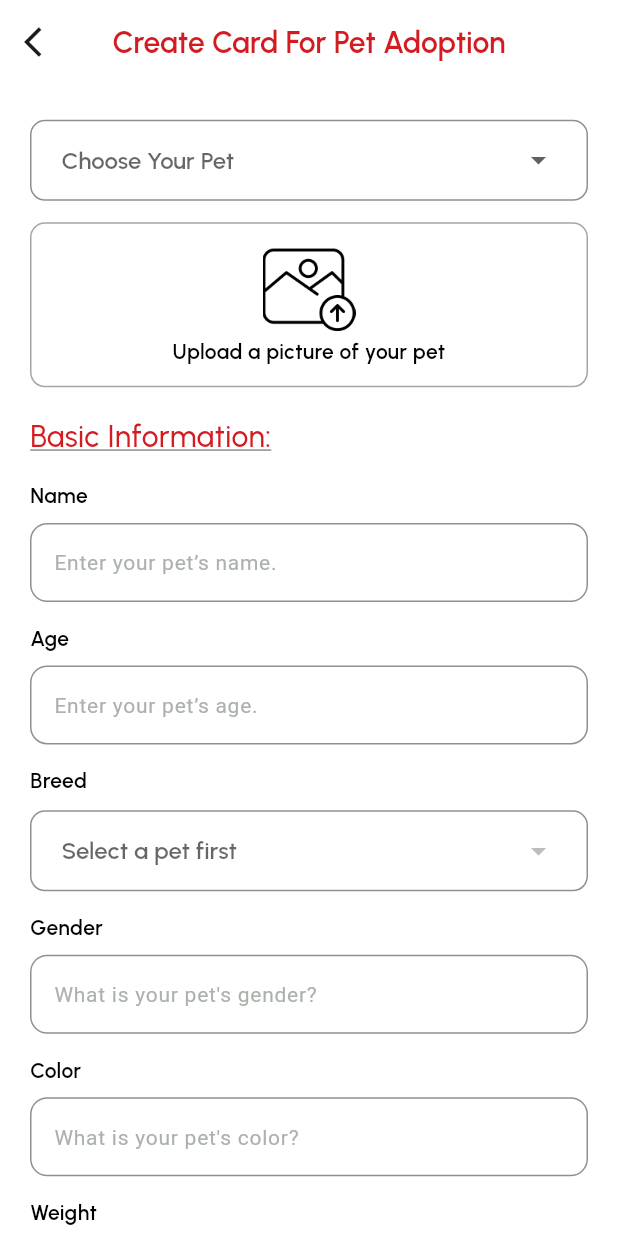
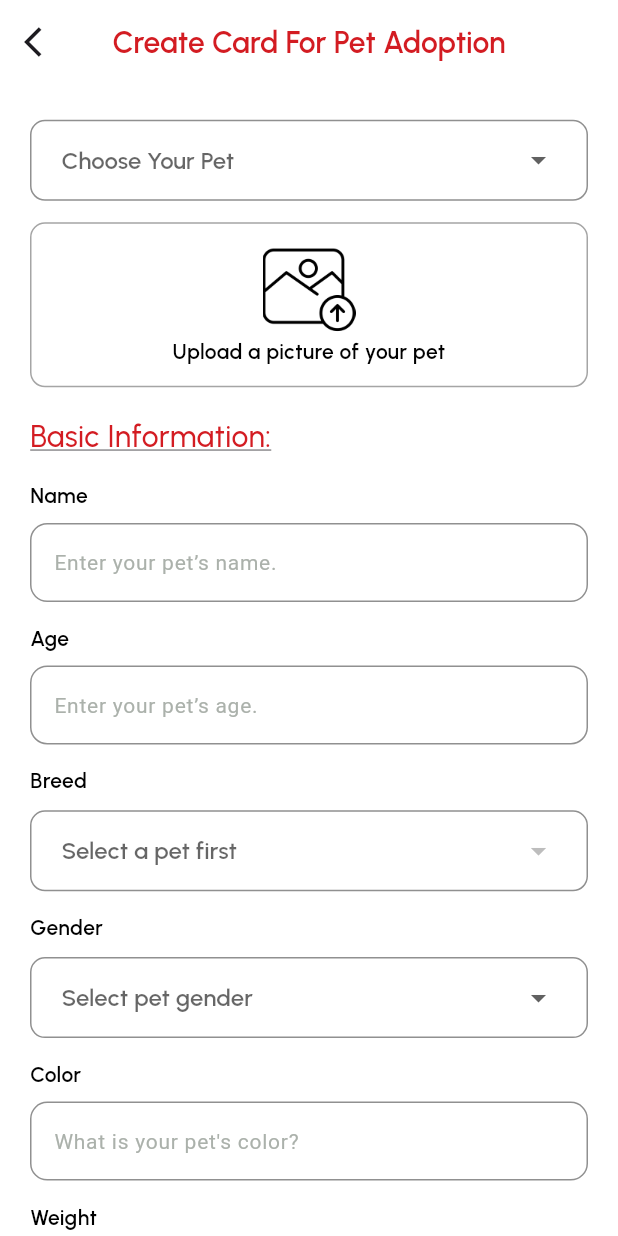
Before and after one commit to bdCalling-Sdt-hub/pet_app_extended, a Flutter app: the AdoptionView screen opened by its route, after a tap on an icon or button, on a phone screen of 412 x 824 dp. Run offline on Flutter 3.47's test engine with Material 3 defaults, Android fonts, the light colour scheme and no system bars; our stand-ins replace cached_network_image, connectivity_plus, dotted_border, flutter_dotenv, flutter_screenutil, flutter_svg and 15 more; missing offline and left inert: flutter_phone_direct_caller; accounts and stored records are empty; network calls fail.

Commit message:
some corrections is ongoing

```diff
--- /dev/null
+++ b/lib/views/components/DropDownButtons/gender_selection_drop_down.dart
@@ -0,0 +1,37 @@
+
+
+import 'package:felpus/controllers/menu_controller.dart';
+import 'package:felpus/utils/app_color/app_colors.dart';
+import 'package:felpus/utils/app_text_style/styles.dart';
+import 'package:flutter/material.dart';
+import 'package:get/get.dart';
+
+Container genderSelectionDropDown(MenuDataController controller) {
+  return Container(
+    width: Get.width,
+    padding: const EdgeInsets.symmetric(
+        horizontal: 20.0, vertical: 2.0),
+    decoration: BoxDecoration(
+      border: Border.all(color: AppColors.grayLight),
+      borderRadius: BorderRadius.circular(10.0),
+    ),
+    child: DropdownButtonHideUnderline(
+      child: DropdownButton<String>(
+        value: controller.selectedGender,
+        hint: const Text("Select pet gender"),
+        icon: const Icon(Icons.arrow_drop_down),
+        iconSize: 24,
+        elevation: 16,
+        style: h2,
+        onChanged: controller.selectGender,
+        items: controller.genderList
+            .map<DropdownMenuItem<String>>((String value) {
+          return DropdownMenuItem<String>(
+            value: value,
+            child: Text(value.tr),
+          );
+        }).toList(),
+      ),
+    ),
+  );
+}
--- a/lib/views/screens/adoption/adoption_view.dart
+++ b/lib/views/screens/adoption/adoption_view.dart
@@ -22,6 +22,7 @@ import 'create_adoption_view.dart';
 
 class AdoptionView extends GetView<AdoptionController> {
   const AdoptionView({super.key});
+
   @override
   Widget build(BuildContext context) {
     return Scaffold(
@@ -29,11 +30,16 @@ class AdoptionView extends GetView<AdoptionController> {
       appBar: AppBar(
         automaticallyImplyLeading: false,
         backgroundColor: AppColors.white,
-        title:  Text('Adoption'.tr,style: h2.copyWith(fontSize: 22,color: AppColors.mainColor),),
+        title: Text(
+          'Adoption'.tr,
+          style: h2.copyWith(fontSize: 22, color: AppColors.mainColor),
+        ),
         centerTitle: true,
         actions: [
           GestureDetector(
-            onTap: () => Get.to(() => NotificationsView(),),
+            onTap: () => Get.to(
+              () => NotificationsView(),
+            ),
             child: Image.asset(
               AppImages.notification,
               scale: 4,
@@ -42,14 +48,18 @@ class AdoptionView extends GetView<AdoptionController> {
           sw15,
           ClipRRect(
               borderRadius: BorderRadius.circular(100),
-              child: CustomImage(imageSrc: PrefsHelper.userImageUrl, imageType: ImageType.network,  height: 40,
-                width: 40,)),
+              child: CustomImage(
+                imageSrc: PrefsHelper.userImageUrl,
+                imageType: ImageType.network,
+                height: 40,
+                width: 40,
+              )),
           sw10,
         ],
       ),
-      body: GetBuilder<AdoptionController>(builder: (controller) {
+      body: GetBuilder<AdoptionController>(
+        builder: (controller) {
           return Stack(
-
             children: [
               Image.asset(AppImages.backgroundImage),
               Padding(
@@ -64,7 +74,9 @@ class AdoptionView extends GetView<AdoptionController> {
                       borderType: BorderType.RRect,
                       radius: const Radius.circular(10),
                       child: GestureDetector(
-                      onTap: () => Get.to(() => CreateAdoptionView(),),
+                        onTap: () => Get.to(
+                          () => CreateAdoptionView(),
+                        ),
                         child: Container(
                           height: 110,
                           width: Get.width,
@@ -75,9 +87,16 @@ class AdoptionView extends GetView<AdoptionController> {
                           child: Column(
                             mainAxisAlignment: MainAxisAlignment.center,
                             children: [
-                            Image.asset(AppImages.favorite,scale: 2,color: AppColors.black,),
-                            Text("Add a pet for adoption".tr,style: h3,textAlign: TextAlign.center,)
-
+                              Image.asset(
+                                AppImages.favorite,
+                                scale: 2,
+                                color: AppColors.black,
+                              ),
+                              Text(
+                                "Add a pet for adoption".tr,
+                                style: h3,
+                                textAlign: TextAlign.center,
+                              )
                             ],
                           ),
                         ),
@@ -103,23 +122,31 @@ class AdoptionView extends GetView<AdoptionController> {
                       ],
                     ),
                     sh10,
-                  controller.isLoading? const CustomLoader() : controller.adoptPetList.isEmpty? Center(child: Padding(
-                    padding: EdgeInsets.only(top: 52.h),
-                    child: const NoData(),
-                  )) : Expanded(
+                    controller.isLoading
+                        ? SizedBox(height: 200.h, child: const CustomLoader())
+                        : controller.adoptPetList.isEmpty
+                            ? Center(
+                                child: SizedBox(
+                                    height: 200.h, child: const NoData()))
+                            : Expanded(
                                 flex: 1,
                                 child: ListView.builder(
                                     shrinkWrap: true,
                                     itemCount: controller.adoptPetList.length,
                                     itemBuilder: (context, index) {
                                       return GestureDetector(
-                              onTap: (){
-                                PetDetailsController.instance.getPetDetailsRepo(
-                                  petId: controller.adoptPetList[index].id,
+                                          onTap: () {
+                                            PetDetailsController.instance
+                                                .getPetDetailsRepo(
+                                              petId: controller
+                                                  .adoptPetList[index].id,
                                             );
-                                Get.to(() => const PetDetailsView());
+                                            Get.to(
+                                                () => const PetDetailsView());
                                           },
-                              child: petsList(pet: controller.adoptPetList[index]));
+                                          child: petsList(
+                                              pet: controller
+                                                  .adoptPetList[index]));
                                     }),
                               ),
                   ],
@@ -133,15 +160,19 @@ class AdoptionView extends GetView<AdoptionController> {
                   return AdsServices.isBannerAdReady.value
                       ? Container(
                           alignment: Alignment.center,
-                    width: AdsServices.bannerAdThird.size.width.toDouble(),
-                    height: AdsServices.bannerAdThird.size.height.toDouble(),
+                          width:
+                              AdsServices.bannerAdThird.size.width.toDouble(),
+                          height:
+                              AdsServices.bannerAdThird.size.height.toDouble(),
                           child: AdWidget(ad: AdsServices.bannerAdThird),
                         )
                       : const SizedBox();
-                }),)
+                }),
+              )
             ],
           );
-      },),
+        },
+      ),
     );
   }
 }
--- a/lib/views/screens/adoption/create_adoption_view.dart
+++ b/lib/views/screens/adoption/create_adoption_view.dart
@@ -4,12 +4,13 @@ import 'package:felpus/extensions/extension.dart';
 import 'package:felpus/helpers/validator_helper.dart';
 import 'package:felpus/models/pet_model.dart';
 import 'package:felpus/utils/App_Utils/app_utils.dart';
-import 'package:felpus/views/components/breed_selection_drop_down.dart';
+import 'package:felpus/views/components/DropDownButtons/breed_selection_drop_down.dart';
+import 'package:felpus/views/components/DropDownButtons/gender_selection_drop_down.dart';
 import 'package:felpus/views/components/custom_container_button.dart';
 import 'package:felpus/views/components/custom_loader.dart';
 import 'package:felpus/views/components/custom_text.dart';
 import 'package:felpus/views/components/custom_text_field.dart';
-import 'package:felpus/views/components/pet_selection_drop_down.dart';
+import 'package:felpus/views/components/DropDownButtons/pet_selection_drop_down.dart';
 import 'package:flutter/material.dart';
 
 import 'package:get/get.dart';
@@ -129,17 +130,11 @@ class _CreateAdoptionViewState extends State<CreateAdoptionView> {
                       controller: controller.ageController,
                     ),
                     12.height,
-                    CustomText(text: "Breed".tr, fontWeight: FontWeight.w600,),
-                    8.height,
+                    CustomText(text: "Breed".tr, fontWeight: FontWeight.w600, bottom: 8,),
                     breedSelectionDropDown(controller),
                     12.height,
-                    CustomTextFormField(
-                      title: "Gender".tr,
-                      hintText: CreateAdoptionView.isUpdate? CreateAdoptionView.petListDetails.sex.tr :"What is your pet's gender?".tr,
-                      horizontalPadding: 0,
-                      validator: ValidatorHelper.validator,
-                      controller: controller.genderController,
-                    ),
+                    CustomText(text: "Gender".tr, fontWeight: FontWeight.w600, bottom: 8),
+                    genderSelectionDropDown(controller),
                     12.height,
                     CustomTextFormField(
                       title: "Color".tr,
```
Also changed, not shown: lib/controllers/menu_controller.dart (+13 -0 lines), lib/views/screens/groups/groups_view.dart (+11 -4 lines), lib/views/screens/lost_pets/lost_pets_view.dart (+63 -33 lines), lib/views/screens/menu/views/create_found_pet_view.dart (+8 -15 lines), lib/views/screens/menu/views/create_lost_pet_view.dart (+8 -15 lines), lib/views/screens/notifications/notifications_view.dart (+9 -4 lines), lib/views/components/DropDownButtons/breed_selection_drop_down.dart (renamed from lib/views/components/breed_selection_drop_down.dart), lib/views/components/DropDownButtons/pet_selection_drop_down.dart (renamed from lib/views/components/pet_selection_drop_down.dart). Lines whose indentation alone changed are shown as unchanged.
